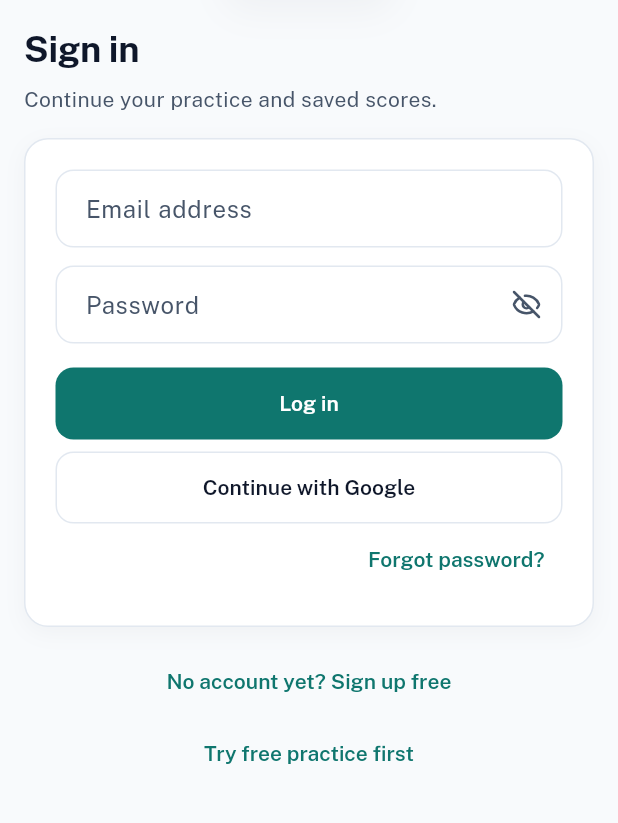
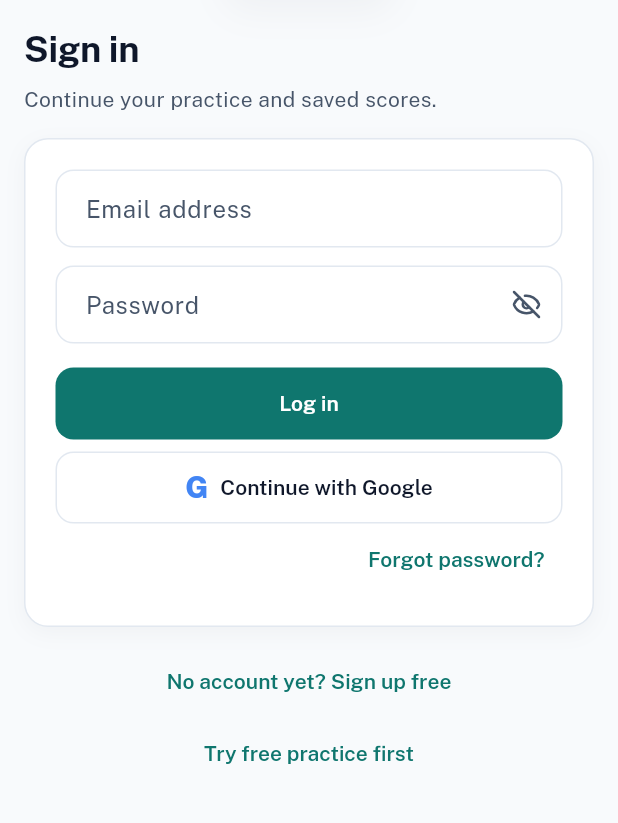
Before and after one commit to esinniobiwaquareeb/edumimi-mobile, a Flutter app: the screen it shows after launch, after a tap on "Skip", on a phone screen of 412 x 824 dp, the part 321-1144 px from its top. Run offline on Flutter 3.47's test engine with Material 3 defaults, Android fonts, the phone set to English and light mode, and no system bars; our stand-ins replace app_links, connectivity_plus, dio, equatable, firebase_core, firebase_messaging and 15 more; missing offline and left inert: app_badge_plus, flutter_math_fork; accounts and stored records are empty; network calls fail.

Commit message:
feat: add provider icons to social login buttons

```diff
--- a/lib/core/widgets/mock_ui.dart
+++ b/lib/core/widgets/mock_ui.dart
@@ -56,15 +56,25 @@ class MockSecondaryButton extends StatelessWidget {
     required this.label,
     required this.onPressed,
     this.expand = false,
+    this.leading,
   });
 
   final String label;
   final VoidCallback? onPressed;
   final bool expand;
-
-  @override
-  Widget build(BuildContext context) {
-    final button = OutlinedButton(onPressed: onPressed, child: Text(label));
+  final Widget? leading;
+
+  @override
+  Widget build(BuildContext context) {
+    final button = OutlinedButton(
+      onPressed: onPressed,
+      child: leading == null
+          ? Text(label)
+          : Row(
+              mainAxisSize: MainAxisSize.min,
+              children: [leading!, const SizedBox(width: 8), Text(label)],
+            ),
+    );
     if (!expand) return button;
     return SizedBox(width: double.infinity, child: button);
   }
--- a/lib/features/auth/presentation/login_screen.dart
+++ b/lib/features/auth/presentation/login_screen.dart
@@ -168,12 +168,14 @@ class _LoginScreenState extends ConsumerState<LoginScreen> {
                           MockSecondaryButton(
                             label: 'Continue with Google',
                             onPressed: _isLoading ? null : _googleSignIn,
+                            leading: const _GoogleMark(),
                           ),
                           if (Platform.isIOS) ...[
                             const SizedBox(height: AppSpacing.item),
                             MockSecondaryButton(
                               label: 'Continue with Apple',
                               onPressed: _isLoading ? null : _appleSignIn,
+                              leading: const Icon(Icons.apple, size: 20),
                             ),
                           ],
                           Align(
@@ -205,3 +207,19 @@ class _LoginScreenState extends ConsumerState<LoginScreen> {
     );
   }
 }
+
+class _GoogleMark extends StatelessWidget {
+  const _GoogleMark();
+
+  @override
+  Widget build(BuildContext context) {
+    return const Text(
+      'G',
+      style: TextStyle(
+        color: Color(0xFF4285F4),
+        fontSize: 20,
+        fontWeight: FontWeight.w800,
+      ),
+    );
+  }
+}
```
